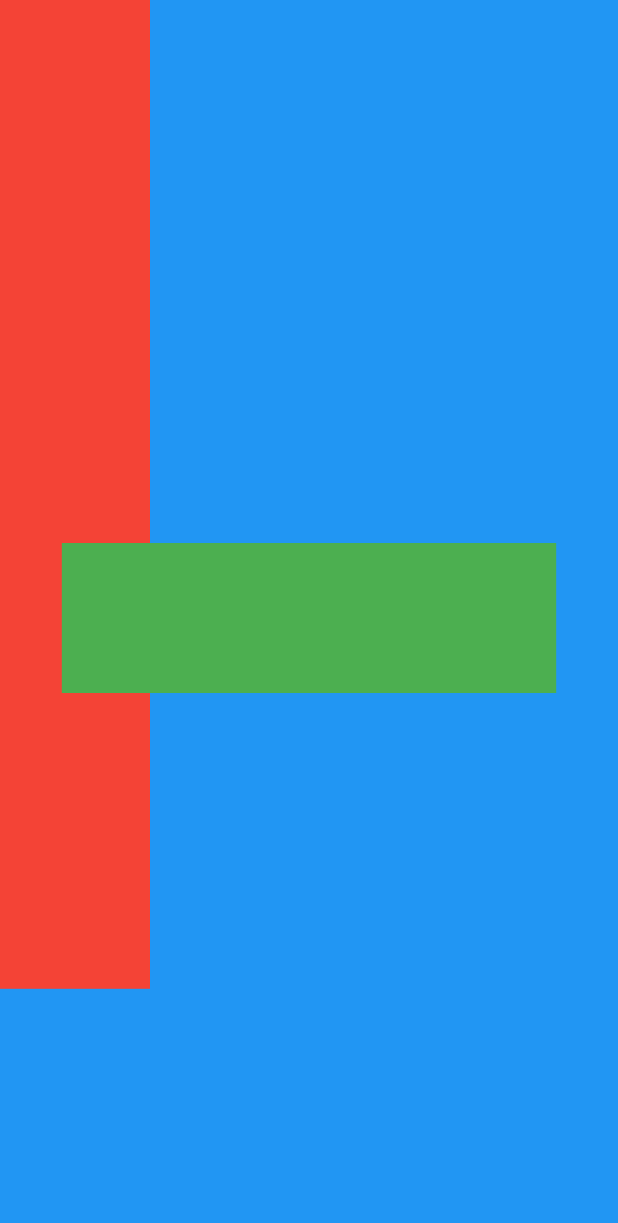
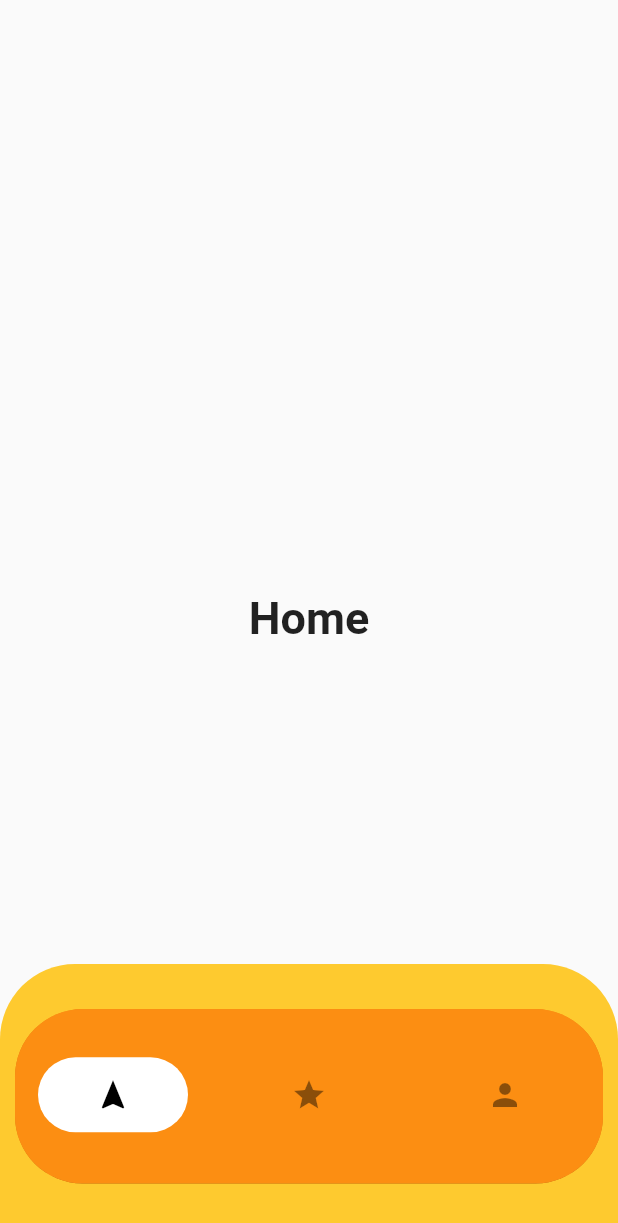
Before and after one commit to rendiwithi/my_travel, a Flutter app: the StackTest screen opened directly, on a phone screen of 412 x 824 dp. Shown: the top 1223 px of the screen. Run offline on Flutter 3.47's test engine with Material 2 defaults, Android fonts, the phone set to English and light mode, and no system bars; our stand-ins replace carousel_slider.

Commit message:
Create Navigation Bar

```diff
--- a/lib/demo/stack_tes.dart
+++ b/lib/demo/stack_tes.dart
@@ -1,30 +1,171 @@
 import 'package:flutter/material.dart';
 
-class StackTest extends StatelessWidget {
+class StackTest extends StatefulWidget {
+  @override
+  _StackTestState createState() => _StackTestState();
+}
+
+class _StackTestState extends State<StackTest> {
+  final _selectedItemColor = Colors.black;
+  final _unselectedItemColor = Colors.black45;
+  final _selectedBgColor = Colors.white;
+  final _unselectedBgColor = Color(0xFFFC8E12);
+  int _selectedIndex = 0;
+  static const TextStyle optionStyle = TextStyle(
+    fontSize: 30,
+    fontWeight: FontWeight.bold,
+  );
+  static const List<Widget> _widgetOptions = [
+    Text(
+      'Home',
+      style: optionStyle,
+    ),
+    Text(
+      'Fav',
+      style: optionStyle,
+    ),
+    Text(
+      'Profile',
+      style: optionStyle,
+    ),
+  ];
+  void _onTappedItem(int index) {
+    setState(() {
+      _selectedIndex = index;
+    });
+  }
+
+  Color _getBgColor(int index) =>
+      _selectedIndex == index ? _selectedBgColor : _unselectedBgColor;
+
+  Widget _buildIcon(IconData iconData, int index) => Container(
+        height: 50,
+        width: 100,
+        decoration: BoxDecoration(
+          borderRadius: BorderRadius.circular(45),
+          color: _getBgColor(index),
+        ),
+        child: InkWell(
+          child: Icon(iconData),
+          onTap: () => _onTappedItem(index),
+        ),
+      );
+  ClipRRect _getBtmNavBar() {
+    return ClipRRect(
+      borderRadius: BorderRadius.circular(45),
+      child: BottomNavigationBar(
+        showSelectedLabels: false,
+        showUnselectedLabels: false,
+        currentIndex: _selectedIndex,
+        selectedItemColor: _selectedItemColor,
+        unselectedItemColor: _unselectedItemColor,
+        backgroundColor: Color(0xFFFC8E12),
+        items: [
+          BottomNavigationBarItem(
+            icon: _buildIcon(Icons.navigation, 0),
+            // icon: Icon(Icons.navigation),
+            label: 'navigation',
+          ),
+          BottomNavigationBarItem(
+            icon: _buildIcon(Icons.star, 1),
+            label: 'star',
+          ),
+          BottomNavigationBarItem(
+            icon: _buildIcon(Icons.person, 2),
+            label: 'person',
+          ),
+        ],
+      ),
+    );
+  }
+
   @override
   Widget build(BuildContext context) {
     return Scaffold(
       body: Stack(
         children: [
-          Container(
-            height: MediaQuery.of(context).size.height,
-            width: MediaQuery.of(context).size.width,
-            color: Colors.blue,
-          ),
-          Container(
-            height: MediaQuery.of(context).size.height*0.8,
-            width: 100,
-            color: Colors.red,
+          Positioned(
+            bottom: 0,
+            child: Container(
+              decoration: BoxDecoration(
+                color: Color(0xFFFECA2F),
+                borderRadius: BorderRadius.only(
+                  topLeft: Radius.circular(50),
+                  topRight: Radius.circular(50),
+                ),
+              ),
+              width: MediaQuery.of(context).size.width,
+              height: MediaQuery.of(context).size.height * 0.22,
+              child: Container(
+                decoration: BoxDecoration(
+                  color: Color(0xFFFC8E12),
+                  borderRadius: BorderRadius.circular(45),
+                ),
+                margin: EdgeInsets.fromLTRB(10, 30, 10, 35),
+                child: _getBtmNavBar(),
+                //         child: ClipRRect(
+                //           borderRadius: BorderRadius.all(Radius.circular(radius))
+                //           ),
+                //           child: BottomNavigationBar(
+                //             showSelectedLabels: false,
+                //             showUnselectedLabels: false,
+                //             currentIndex: _selectedIndex,
+                //             selectedItemColor: _selectedItemColor,
+                //             unselectedItemColor: _unselectedItemColor,
+                //             backgroundColor: Color(0xFFFC8E12),
+                //             items: [
+                //               BottomNavigationBarItem(
+                //                 icon: _buildIcon(Icons.navigation, 0),
+                //                 // icon: Icon(Icons.navigation),
+                //                 label: 'navigation',
+                //               ),
+                //               BottomNavigationBarItem(
+                //                 icon: _buildIcon(Icons.star, 1),
+                //                 label: 'star',
+                //               ),
+                //               BottomNavigationBarItem(
+                //                 icon: _buildIcon(Icons.person, 2),
+                //                 label: 'person',
+                //               ),
+                //             ],
+                //           ),
+                //         ),
+                //       ),
+                //     ),
+              ),
+              //   Center(
+              // child: _widgetOptions.elementAt(_selectedIndex),
+            ),
           ),
           Center(
-            child: Container(
-              width: MediaQuery.of(context).size.width*0.8,
-              height: 100,
-              color: Colors.green,
-            ),
+            child: _widgetOptions.elementAt(_selectedIndex),
           ),
         ],
       ),
+
+      // bottomNavigationBar: BottomNavigationBar(
+      //   showSelectedLabels: false,
+      //   showUnselectedLabels: false,
+      //   currentIndex: _selectedIndex,
+      //   selectedItemColor: _selectedItemColor,
+      //   unselectedItemColor: _unselectedItemColor,
+      //   backgroundColor: Colors.orange,
+      //   items: [
+      //     BottomNavigationBarItem(
+      //       icon: _buildIcon(Icons.navigation, 0),
+      //       // icon: Icon(Icons.navigation),
+      //       label: 'navigation',
+      //     ),
+      //     BottomNavigationBarItem(
+      //       icon: _buildIcon(Icons.star, 1),
+      //       label: 'star',
+      //     ),
+      //     BottomNavigationBarItem(
+      //       icon: _buildIcon(Icons.person, 2),
+      //       label: 'person',
+      //     ),
+      //   ],
+      // ),
     );
   }
 }
--- a/lib/main.dart
+++ b/lib/main.dart
@@ -1,4 +1,5 @@
 import 'package:flutter/material.dart';
+import 'package:my_travel/demo/stack_tes.dart';
 import 'package:my_travel/main_page.dart';
 
 void main() {
@@ -10,7 +11,7 @@ class MyApp extends StatelessWidget {
   Widget build(BuildContext context) {
     return MaterialApp(
       debugShowCheckedModeBanner: false,
-      home: MainPage(),
+      home: StackTest(),
     );
   }
 }
```
